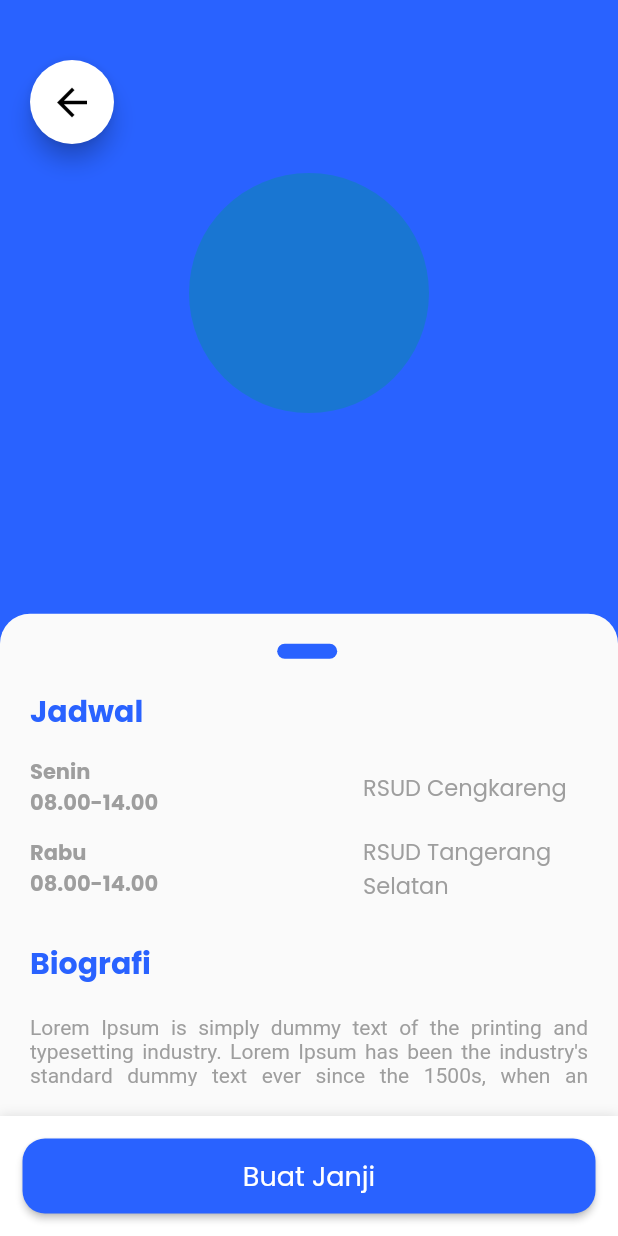
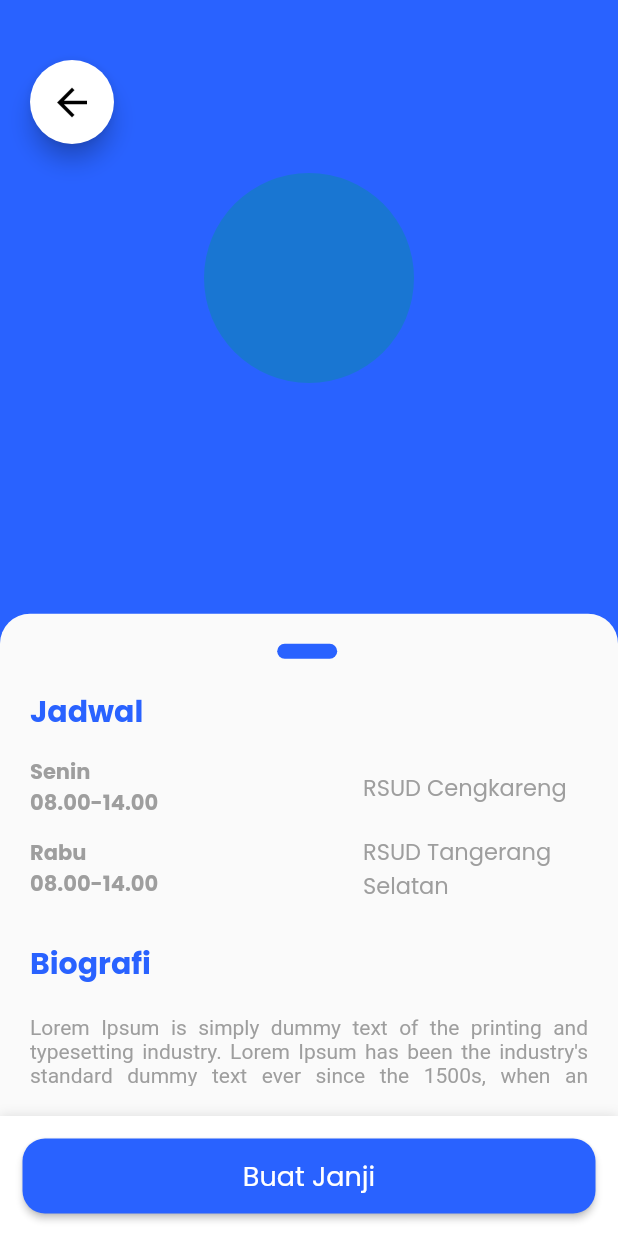
Before and after one commit to zanuarts/RS-TingkatAkhir, a Flutter app: the BookingDoctorDetail screen opened directly with empty values, on a phone screen of 412 x 824 dp. Run offline on Flutter 3.47's test engine with Material 2 defaults, Android fonts, the phone set to English and light mode, and no system bars; our stand-ins replace carousel_pro, flutter_datetime_picker, google_maps_flutter, random_string; missing offline and left inert: cupertino_radio_choice.

Commit message:
little improvement for doctor detail

```diff
--- a/lib/src/ui/pages/booking/page_dokter_detail.dart
+++ b/lib/src/ui/pages/booking/page_dokter_detail.dart
@@ -71,7 +71,7 @@ class _BookingDoctorDetailState extends State<BookingDoctorDetail> {
             child: Column(
               crossAxisAlignment: CrossAxisAlignment.center,
               children: [
-                CircleAvatar(radius: 80),
+                CircleAvatar(radius: 70),
                 SizedBox(height: 10),
                 Text(
                   widget.doctor.name,
```
